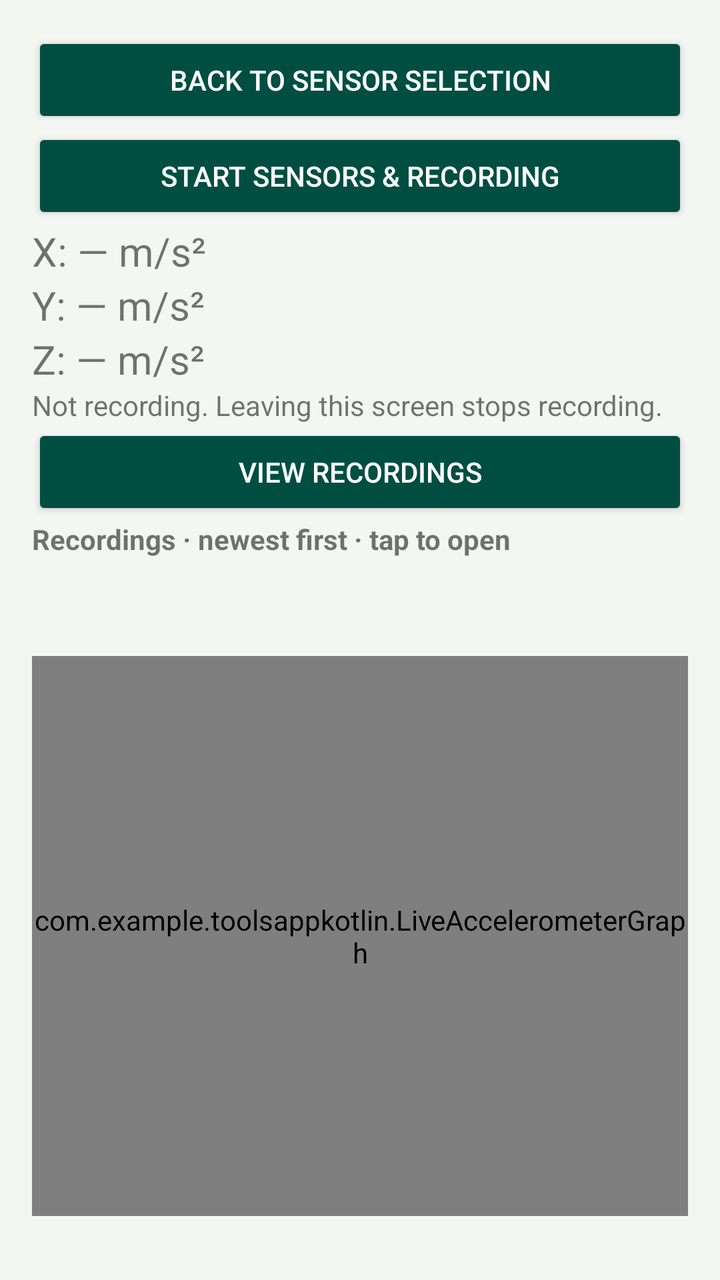
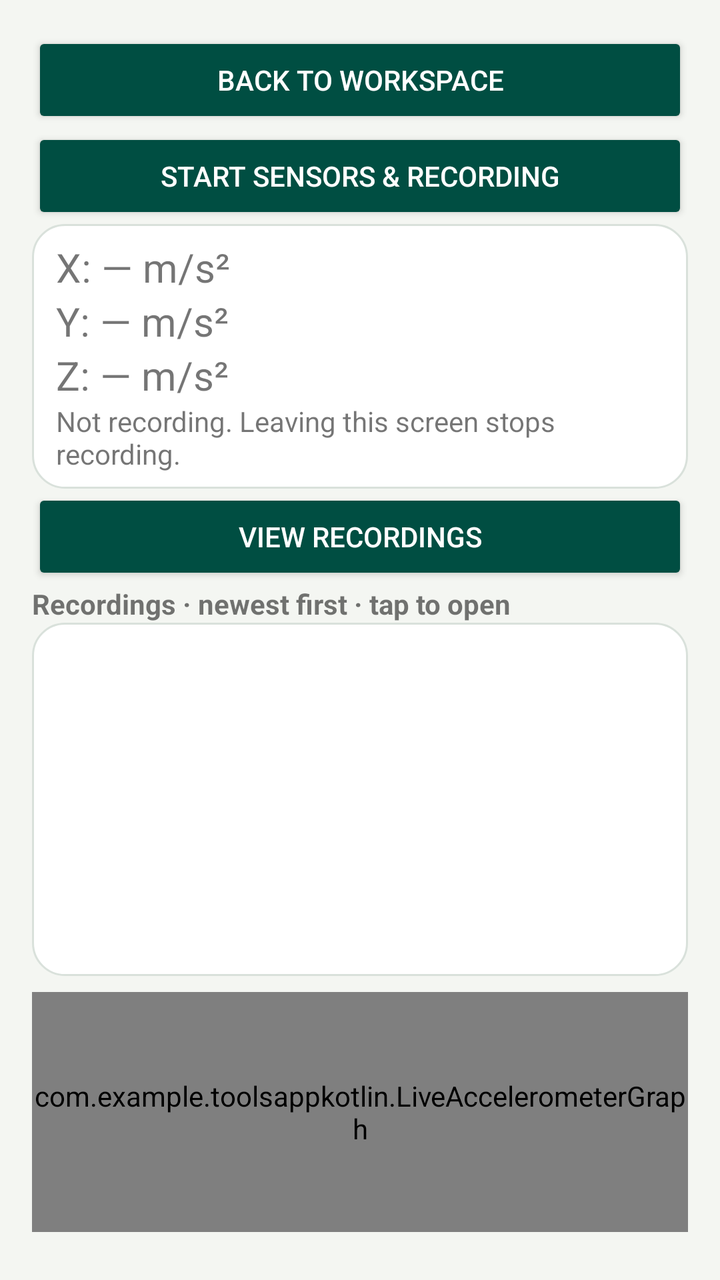

Before-and-after screenshots of an Android layout around one commit, followed by the original layout XML and the change that was made.
<!-- AndroidManifest.xml: application theme Theme.ToolsAppKotlin -->
<!-- res/layout/activity_accelerometer.xml -->
<?xml version="1.0" encoding="utf-8"?>
<LinearLayout xmlns:android="http://schemas.android.com/apk/res/android"
    android:id="@+id/main"
    android:layout_width="match_parent"
    android:layout_height="match_parent"
    android:orientation="vertical"
    android:padding="16dp">

    <Button android:id="@+id/btnBackToSelector"
        android:layout_width="match_parent" android:layout_height="wrap_content"
        android:text="@string/back_to_selector" />

    <Button
        android:id="@+id/btnSensorRecord"
        android:layout_width="match_parent"
        android:layout_height="wrap_content"
        android:text="@string/start_sensors_recording" />
    <TextView android:id="@+id/xValue"
        android:layout_width="match_parent" android:layout_height="wrap_content"
        android:text="@string/x_empty" android:textSize="20sp" />
    <TextView android:id="@+id/yValue"
        android:layout_width="match_parent" android:layout_height="wrap_content"
        android:text="@string/y_empty" android:textSize="20sp" />
    <TextView android:id="@+id/zValue"
        android:layout_width="match_parent" android:layout_height="wrap_content"
        android:text="@string/z_empty" android:textSize="20sp" />
    <TextView android:id="@+id/recordingStatus"
        android:layout_width="match_parent" android:layout_height="wrap_content"
        android:accessibilityLiveRegion="polite" android:text="@string/recording_idle" />
    <Button android:id="@+id/btnViewData"
        android:layout_width="match_parent" android:layout_height="wrap_content"
        android:text="@string/view_saved_readings" />
    <Button android:id="@+id/btnBackRecordings"
        android:layout_width="match_parent" android:layout_height="wrap_content"
        android:text="@string/back_recordings" android:visibility="gone" />
    <Button android:id="@+id/btnAnalyze" android:backgroundTint="@color/ju_gold" android:textColor="@color/ju_text"
        android:layout_width="match_parent" android:layout_height="wrap_content"
        android:text="@string/analyze_recording" android:visibility="gone" />
    <TextView android:id="@+id/historyHeading"
        android:layout_width="match_parent" android:layout_height="wrap_content"
        android:text="@string/recordings_heading" android:textStyle="bold" />
    <ListView android:id="@+id/recordingsList"
        android:layout_width="match_parent" android:layout_height="0dp"
        android:layout_weight="1" />
    <LinearLayout android:id="@+id/pageControls"
        android:layout_width="match_parent" android:layout_height="wrap_content"
        android:orientation="horizontal" android:visibility="gone">
        <Button android:id="@+id/btnPrevious"
            android:layout_width="0dp" android:layout_height="wrap_content"
            android:layout_weight="1" android:text="@string/previous_page" />
        <Button android:id="@+id/btnNext"
            android:layout_width="0dp" android:layout_height="wrap_content"
            android:layout_weight="1" android:text="@string/next_page" />
    </LinearLayout>
    <com.example.toolsappkotlin.LiveAccelerometerGraph
        android:id="@+id/accelerometerGraph"
        android:layout_width="match_parent"
        android:layout_height="280dp"
        android:layout_marginTop="16dp"
        android:layout_marginBottom="16dp" />
</LinearLayout>
<!-- resources referenced by this layout -->
<resources>
  <color name="ju_gold">#C5B783</color>
  <color name="ju_text">#192D27</color>
  <string name="analyze_recording">Analyze with Gemini</string>
  <string name="back_recordings">Back to recordings</string>
  <string name="back_to_selector">Back to sensor selection</string>
  <string name="next_page">Next 100</string>
  <string name="previous_page">Previous 100</string>
  <string name="recording_idle">Not recording. Leaving this screen stops recording.</string>
  <string name="recordings_heading">Recordings · newest first · tap to open</string>
  <string name="start_sensors_recording">Start Sensors &amp; Recording</string>
  <string name="view_saved_readings">View recordings</string>
  <string name="x_empty">X: — m/s²</string>
  <string name="y_empty">Y: — m/s²</string>
  <string name="z_empty">Z: — m/s²</string>
  <style name="Theme.ToolsAppKotlin" parent="android:Theme.Material.Light.NoActionBar">
          <item name="android:colorAccent">@color/ju_green</item>
          <item name="android:colorPrimary">@color/ju_green</item>
          <item name="android:colorPrimaryDark">@color/ju_green</item>
          <item name="android:windowBackground">@color/ju_background</item>
          <item name="android:colorBackground">@color/ju_background</item>
          <item name="android:textColorPrimary">@color/ju_text</item>
          <item name="android:textColorSecondary">@color/ju_secondary_text</item>
          <item name="android:buttonStyle">@style/JuButton</item>
          <item name="android:statusBarColor">@color/ju_background</item>
          <item name="android:windowLightStatusBar">true</item>
          <item name="android:navigationBarColor">@color/ju_green</item>
      </style>
  <color name="ju_green">#004E42</color>
  <color name="ju_background">#F4F6F2</color>
  <color name="ju_secondary_text">#52645C</color>
  <style name="JuButton" parent="android:Widget.Material.Button">
          <item name="android:backgroundTint">@color/ju_button</item>
          <item name="android:textColor">@color/ju_button_text</item>
      </style>
</resources>

<!-- the commit's change to res/layout/activity_accelerometer.xml (unified diff, before → after) -->
@@ -15,6 +15,7 @@
         android:layout_width="match_parent"
         android:layout_height="wrap_content"
         android:text="@string/start_sensors_recording" />
+    <LinearLayout android:layout_width="match_parent" android:layout_height="wrap_content" android:orientation="vertical" android:background="@drawable/workspace_card">
     <TextView android:id="@+id/xValue"
         android:layout_width="match_parent" android:layout_height="wrap_content"
         android:text="@string/x_empty" android:textSize="20sp" />
@@ -27,6 +28,7 @@
     <TextView android:id="@+id/recordingStatus"
         android:layout_width="match_parent" android:layout_height="wrap_content"
         android:accessibilityLiveRegion="polite" android:text="@string/recording_idle" />
+    </LinearLayout>
     <Button android:id="@+id/btnViewData"
         android:layout_width="match_parent" android:layout_height="wrap_content"
         android:text="@string/view_saved_readings" />
@@ -41,7 +43,7 @@
         android:text="@string/recordings_heading" android:textStyle="bold" />
     <ListView android:id="@+id/recordingsList"
         android:layout_width="match_parent" android:layout_height="0dp"
-        android:layout_weight="1" />
+        android:layout_weight="1" android:background="@drawable/workspace_card" />
     <LinearLayout android:id="@+id/pageControls"
         android:layout_width="match_parent" android:layout_height="wrap_content"
         android:orientation="horizontal" android:visibility="gone">
@@ -55,7 +57,7 @@
     <com.example.toolsappkotlin.LiveAccelerometerGraph
         android:id="@+id/accelerometerGraph"
         android:layout_width="match_parent"
-        android:layout_height="280dp"
-        android:layout_marginTop="16dp"
-        android:layout_marginBottom="16dp" />
+        android:layout_height="120dp"
+        android:layout_marginTop="8dp"
+        android:layout_marginBottom="8dp" />
 </LinearLayout>
<!-- resource entries referenced after the edit -->
@@ -2,9 +2,16 @@
 <resources>
   <color name="ju_gold">#C5B783</color>
   <color name="ju_text">#192D27</color>
+  <!-- drawable workspace_card (drawable) -->
+  <shape xmlns:android="http://schemas.android.com/apk/res/android">
+      <solid android:color="@color/white" />
+      <corners android:radius="16dp" />
+      <stroke android:width="1dp" android:color="@color/ju_disabled" />
+      <padding android:left="12dp" android:top="8dp" android:right="12dp" android:bottom="8dp" />
+  </shape>
   <string name="analyze_recording">Analyze with Gemini</string>
   <string name="back_recordings">Back to recordings</string>
-  <string name="back_to_selector">Back to sensor selection</string>
+  <string name="back_to_selector">Back to workspace</string>
   <string name="next_page">Next 100</string>
   <string name="previous_page">Previous 100</string>
   <string name="recording_idle">Not recording. Leaving this screen stops recording.</string>
@@ -27,6 +34,8 @@
           <item name="android:windowLightStatusBar">true</item>
           <item name="android:navigationBarColor">@color/ju_green</item>
       </style>
+  <color name="white">#FFFFFFFF</color>
+  <color name="ju_disabled">#D9E1DB</color>
   <color name="ju_green">#004E42</color>
   <color name="ju_background">#F4F6F2</color>
   <color name="ju_secondary_text">#52645C</color>
